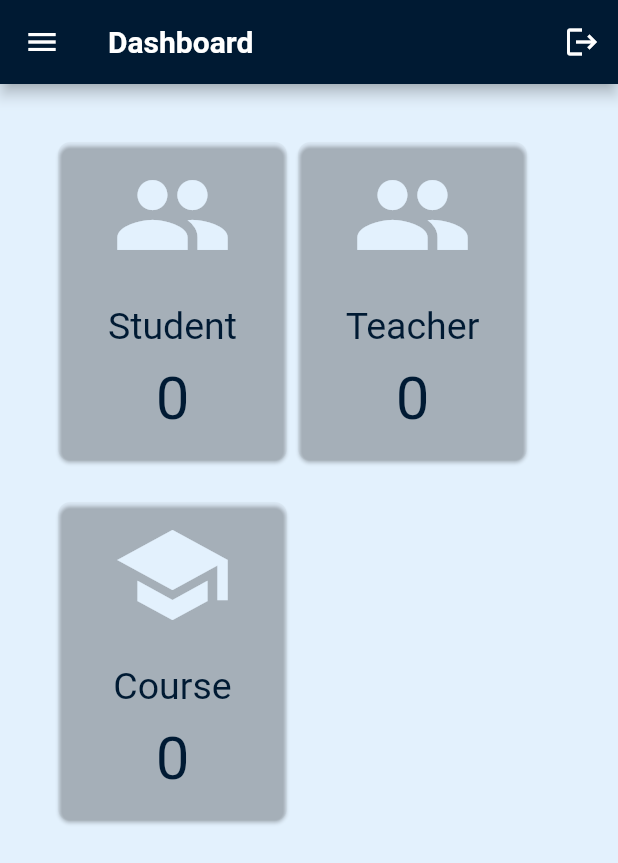
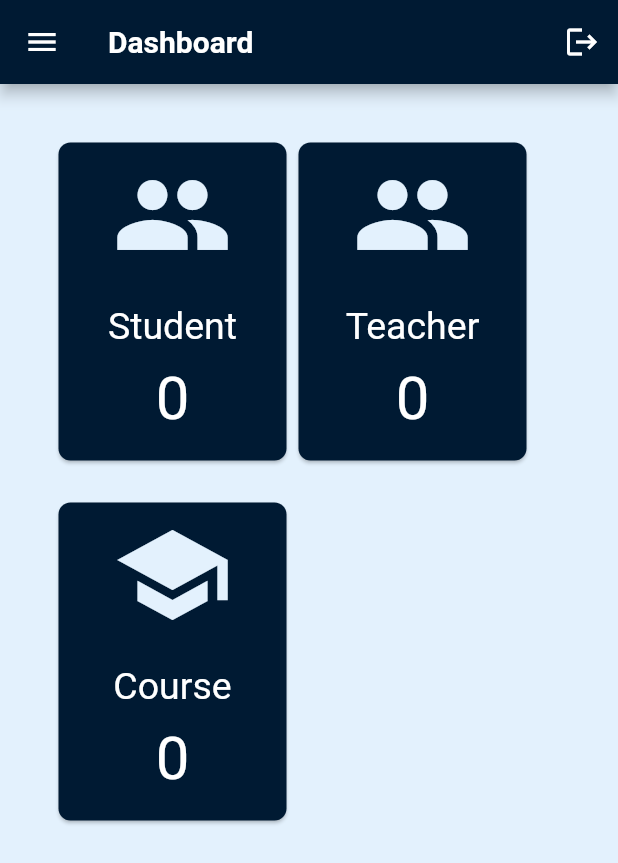
Before and after one commit to Alve-2019331050/proxy-killer, a Flutter app: the screen it shows once a user with an empty profile is signed in, on a phone screen of 412 x 824 dp. Shown: the top 863 px of the screen. Run offline on Flutter 3.47's test engine with Material 2 defaults, Android fonts, the phone set to English and light mode, and no system bars; our stand-ins replace animated_splash_screen, cloud_firestore, firebase_auth, firebase_core, firebase_database, fluttertoast and 3 more; accounts and stored records are empty.

Commit message:
changed admin dashboard card color

```diff
--- a/lib/screens/home/admin/dashboard.dart
+++ b/lib/screens/home/admin/dashboard.dart
@@ -56,7 +56,7 @@ class _DashboardState extends State<Dashboard> {
                               else {
                                 print(snapshot.data.length);
                                 return Card(
-                                  color: const Color.fromARGB(0, 0, 0, 0),
+                                  color: Color(0xFF001a33),//const Color.fromARGB(0, 0, 0, 0),
                                   //elevation: 2.0,
                                   shape: RoundedRectangleBorder(
                                     borderRadius: BorderRadius.circular(8.0),
@@ -77,7 +77,7 @@ class _DashboardState extends State<Dashboard> {
                                           Text(
                                             "Student",
                                             style: TextStyle(
-                                              color: Color(0xFF001a33),
+                                              color: Colors.white,//Color(0xFF001a33),
                                               fontSize: 25.0,
                                             ),
                                           ),
@@ -85,7 +85,7 @@ class _DashboardState extends State<Dashboard> {
                                           Text(
                                             snapshot.data.length.toString(),
                                             style: TextStyle(
-                                              color: Color(0xFF001a33),
+                                              color: Colors.white,// Color(0xFF001a33),
                                               fontSize: 40.0,
                                             ),
                                           ),
@@ -109,7 +109,7 @@ class _DashboardState extends State<Dashboard> {
                               }
                               else{
                                 return Card(
-                                  color: const Color.fromARGB(0, 0, 0, 0),
+                                  color: Color(0xFF001a33),//const Color.fromARGB(0, 0, 0, 0),
                                   //elevation: 2.0,
                                   shape: RoundedRectangleBorder(
                                     borderRadius: BorderRadius.circular(8.0),
@@ -130,7 +130,7 @@ class _DashboardState extends State<Dashboard> {
                                           Text(
                                             "Teacher",
                                             style: TextStyle(
-                                              color: Color(0xFF001a33),
+                                              color: Colors.white,//Color(0xFF001a33),
                                               fontSize: 25.0,
                                             ),
                                           ),
@@ -138,7 +138,7 @@ class _DashboardState extends State<Dashboard> {
                                           Text(
                                             snapshot.data.length.toString(),
                                             style: TextStyle(
-                                              color: Color(0xFF001a33),
+                                              color: Colors.white,//Color(0xFF001a33),
                                               fontSize: 40.0,
                                             ),
                                           ),
@@ -166,7 +166,7 @@ class _DashboardState extends State<Dashboard> {
                               }
                               else{
                                 return Card(
-                                  color: const Color.fromARGB(0, 0, 0, 0),
+                                  color: Color(0xFF001a33), //const Color.fromARGB(0, 0, 0, 0),
                                   //elevation: 2.0,
                                   shape: RoundedRectangleBorder(
                                     borderRadius: BorderRadius.circular(8.0),
@@ -187,7 +187,7 @@ class _DashboardState extends State<Dashboard> {
                                           Text(
                                             "Course",
                                             style: TextStyle(
-                                              color: Color(0xFF001a33),
+                                              color: Colors.white,//Color(0xFF001a33),
                                               fontSize: 25.0,
                                             ),
                                           ),
@@ -195,7 +195,7 @@ class _DashboardState extends State<Dashboard> {
                                           Text(
                                             snapshot.data.length.toString(),
                                             style: TextStyle(
-                                              color: Color(0xFF001a33),
+                                              color: Colors.white,//Color(0xFF001a33),
                                               fontSize: 40.0,
                                             ),
                                           ),
--- a/lib/screens/home/admin/manage_course.dart
+++ b/lib/screens/home/admin/manage_course.dart
@@ -89,7 +89,7 @@ class _ManageCourseState extends State<ManageCourse> {
                         }
                       }
                       if(identical(previous, null)==false){
-                        myWidgets.add(Row(
+                        myWidgets.add(Wrap(
                             // mainAxisAlignment: MainAxisAlignment.spaceEvenly,
                             children: [
                               CourseCard(name:previous['name'],id:previous['id'],dept:previous['dept'],teacher:previous['teacher'],option: 0),
--- a/lib/screens/home/student/dashboard.dart
+++ b/lib/screens/home/student/dashboard.dart
@@ -75,7 +75,7 @@ class _DashboardState extends State<Dashboard> {
                         }
                       }
                       if(identical(previous, null)==false){
-                        myWidgets.add(Row(
+                        myWidgets.add(Wrap(
                           // mainAxisAlignment: MainAxisAlignment.spaceEvenly,
                             children: [
                               CourseCard(name:previous['name'],id:previous['course'].substring(4),dept:previous['course'].substring(0,3),teacher:previous['teacher'],option: 2),
--- a/lib/screens/home/teacher/dashboard.dart
+++ b/lib/screens/home/teacher/dashboard.dart
@@ -76,8 +76,8 @@ class _DashboardState extends State<Dashboard> {
                               if(identical(previous,null)==false){
                                 myWidgets.add(Column(
                                   children:[
-                                    Row(
-                                      mainAxisAlignment: MainAxisAlignment.spaceEvenly,
+                                    Wrap(
+                                      // mainAxisAlignment: MainAxisAlignment.spaceEvenly,
                                       children: [
                                         CourseCard(name:previous['name'],id:previous['id'],dept:previous['dept'],teacher:previous['teacher'],option: 1),
                                         SizedBox(width: 20.0,),
@@ -94,7 +94,7 @@ class _DashboardState extends State<Dashboard> {
                               }
                             }
                             if(identical(previous, null)==false){
-                              myWidgets.add(Row(
+                              myWidgets.add(Wrap(
                                 children: [
                                   CourseCard(name:previous['name'],id:previous['id'],dept:previous['dept'],teacher:previous['teacher'],option: 1),
                                   SizedBox(width: 20.0,),
```
